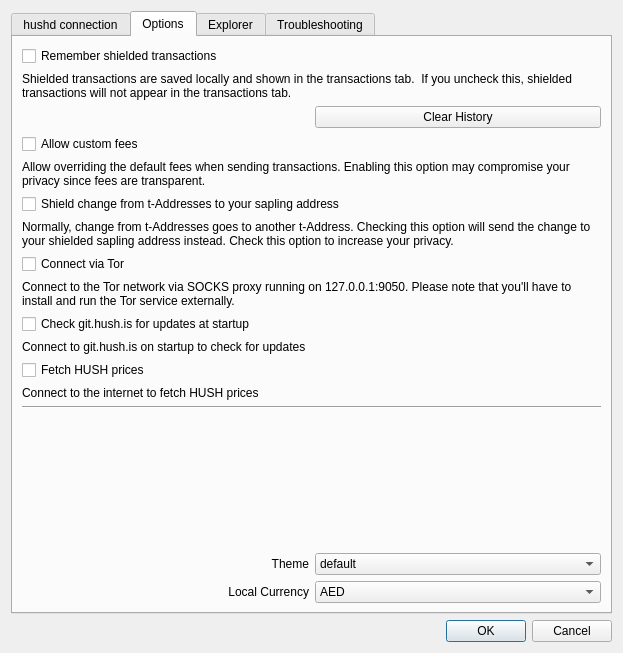
Old version of the form src/settings.ui in the repository hushmirror/SilentDragon.
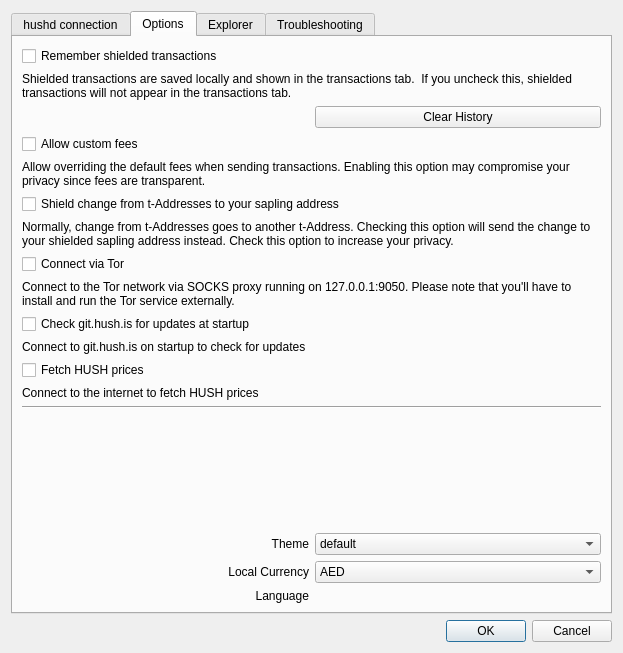
New version of the form. The open tabs and pages were chosen to show the change.

Commit message: Plumbing for selecting language at run-time

Patch:
```diff
--- a/src/settings.ui
+++ b/src/settings.ui
@@ -177,6 +177,29 @@
          </property>
         </widget>
        </item>
+
+       <item row="17" column="0">
+        <widget class="QLabel" name="langlabel">
+    <property name="text">
+     <string>Language</string>
+    </property>
+         <property name="sizePolicy">
+          <sizepolicy hsizetype="Preferred" vsizetype="Preferred">
+           <horstretch>0</horstretch>
+           <verstretch>0</verstretch>
+          </sizepolicy>
+         </property>
+         <property name="alignment">
+          <set>Qt::AlignRight|Qt::AlignTrailing|Qt::AlignVCenter</set>
+         </property>
+        </widget>
+       </item>
+
+       <item row="17" column="1">
+        <widget class="QMenu" name="menuLanguage">
+        </widget>
+       </item>
+
        <item row="16" column="1">
         <widget class="QComboBox" name="comboBoxCurrency">
          <property name="sizePolicy">
```
Left out of the diff: 1 changed line with no effect on the pictures. The commit also changes 2 other files.
